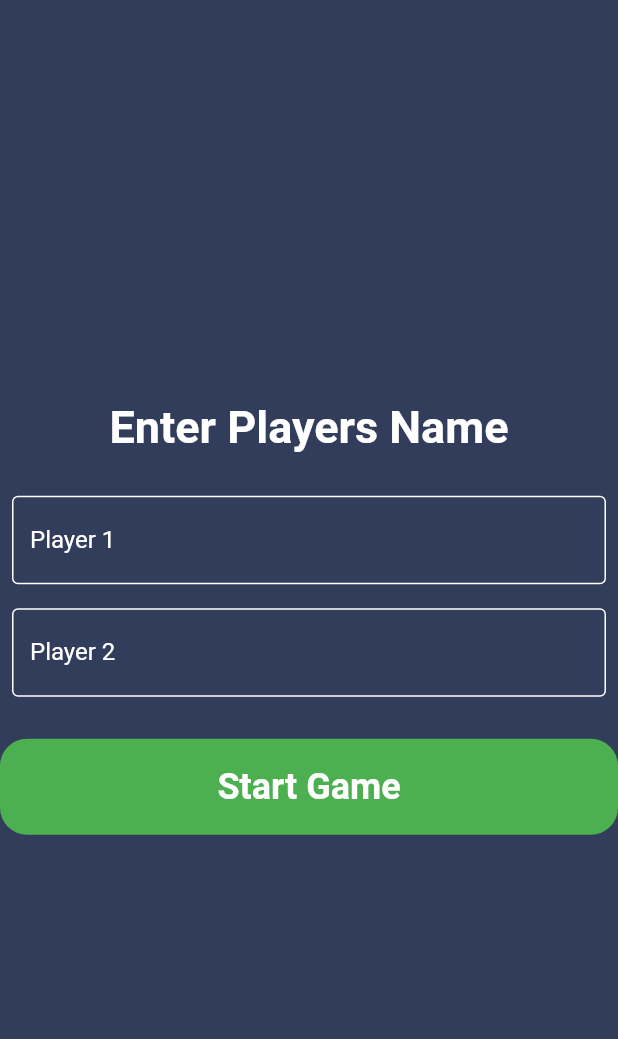
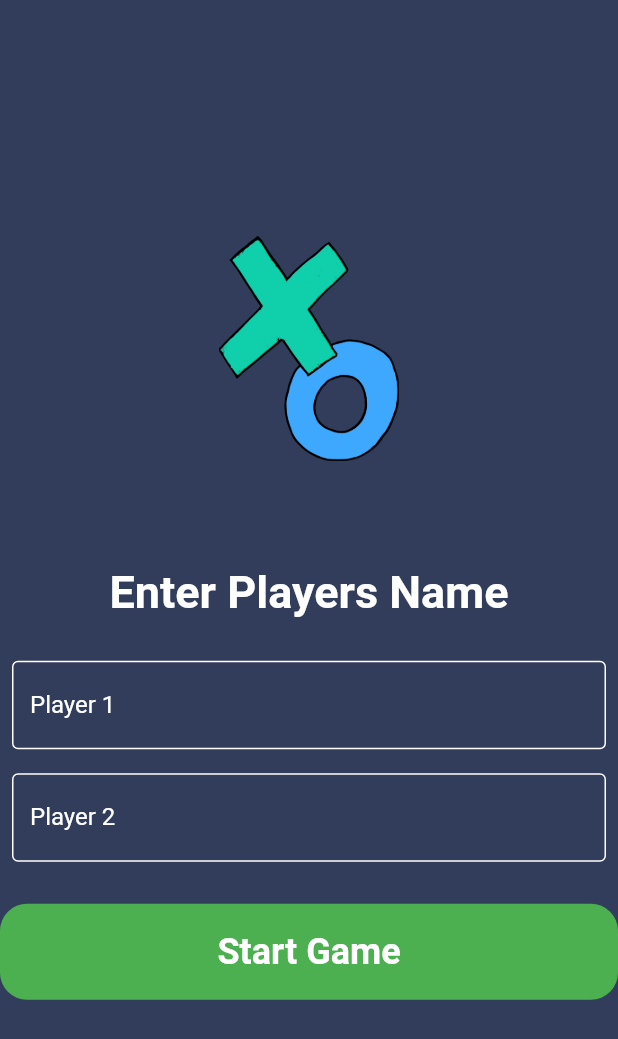
Before and after one commit to moustafa-hesham/XO-game, a Flutter app: the screen it shows after launch, on a phone screen of 412 x 824 dp. Shown: the top 1039 px of the screen. Run offline on Flutter 3.47's test engine with Material 2 defaults, Android fonts, the phone set to English and light mode, and no system bars; our stand-ins replace awesome_dialog.

Commit message:
added logo to the home page

```diff
--- a/lib/screens/homeScreen.dart
+++ b/lib/screens/homeScreen.dart
@@ -33,6 +33,14 @@ class _HomePageState extends State<HomePage> {
           crossAxisAlignment: CrossAxisAlignment.stretch,
           mainAxisAlignment: MainAxisAlignment.center,
           children: [
+            Image.asset(
+              'lib/assets/images/logo.png',
+              height: 150,
+              width: 150,
+            ),
+            SizedBox(
+              height: 70,
+            ),
             const Center(
               child: Text(
                 'Enter Players Name',
--- a/pubspec.yaml
+++ b/pubspec.yaml
@@ -60,9 +60,8 @@ flutter:
   uses-material-design: true
 
   # To add assets to your application, add an assets section, like this:
-  # assets:
-  #   - images/a_dot_burr.jpeg
-  #   - images/a_dot_ham.jpeg
+  assets:
+    - lib/assets/images/
 
   # An image asset can refer to one or more resolution-specific "variants", see
   # https://flutter.dev/assets-and-images/#resolution-aware
```
Also changed, not shown: lib/assets/images/logo.png (added).
